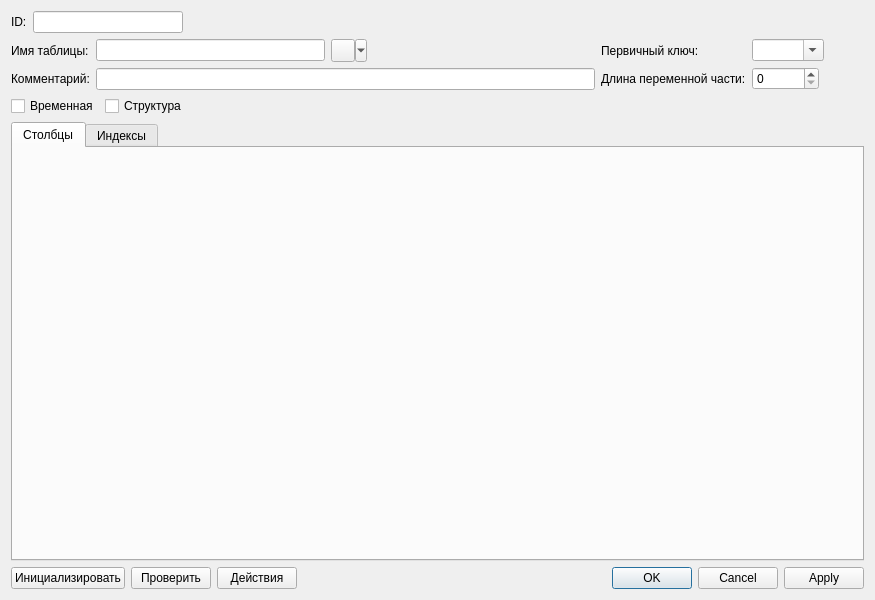
Before: the Qt Designer form FmtLib/ui/fmtworkwindow.ui in Smitt64/WorkFMT, drawn with Qt 5.
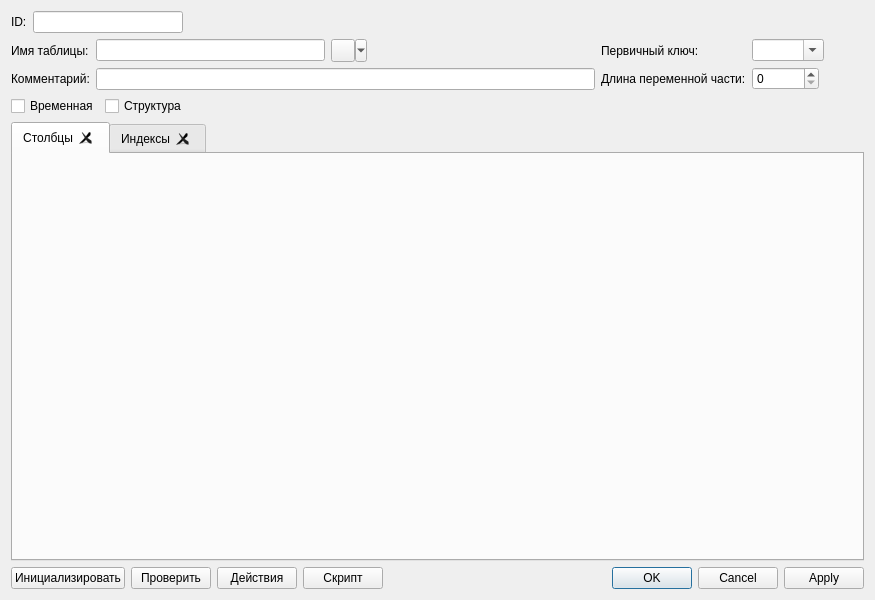
After: the same form once the commit is applied. Icons and pictures are not drawn.

```diff
--- a/FmtLib/ui/fmtworkwindow.ui
+++ b/FmtLib/ui/fmtworkwindow.ui
@@ -246,6 +246,9 @@
      <property name="currentIndex">
       <number>0</number>
      </property>
+     <property name="tabsClosable">
+      <bool>true</bool>
+     </property>
      <widget class="QWidget" name="tab">
       <attribute name="title">
        <string>Столбцы</string>
@@ -292,6 +295,20 @@
        </property>
       </widget>
      </item>
+     <item>
+      <widget class="QPushButton" name="scriptButton">
+       <property name="text">
+        <string>Скрипт</string>
+       </property>
+       <property name="icon">
+        <iconset resource="../res/fmt.qrc">
+         <normaloff>:/img/script.png</normaloff>:/img/script.png</iconset>
+       </property>
+       <property name="autoDefault">
+        <bool>false</bool>
+       </property>
+      </widget>
+     </item>
      <item>
       <spacer name="horizontalSpacer_5">
        <property name="orientation">
```
